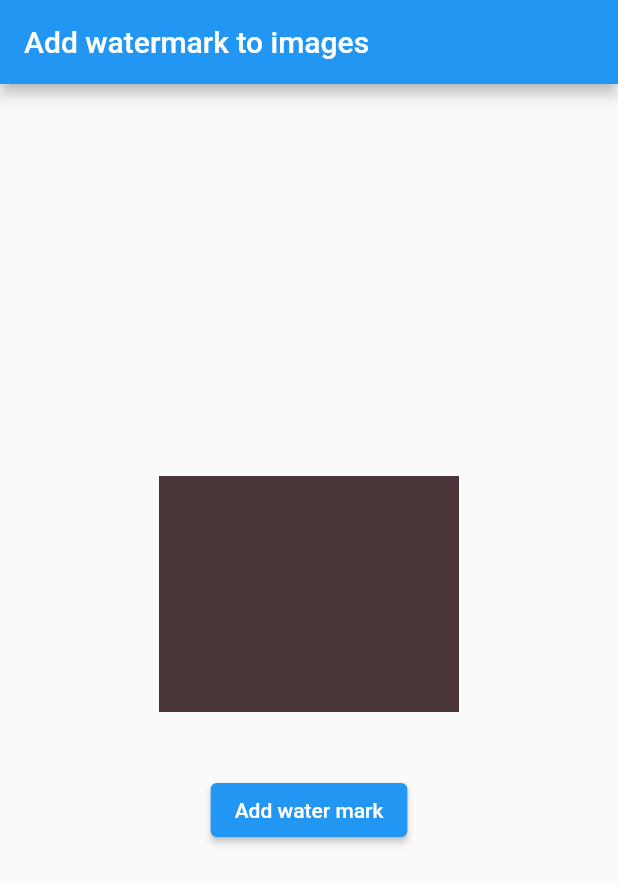
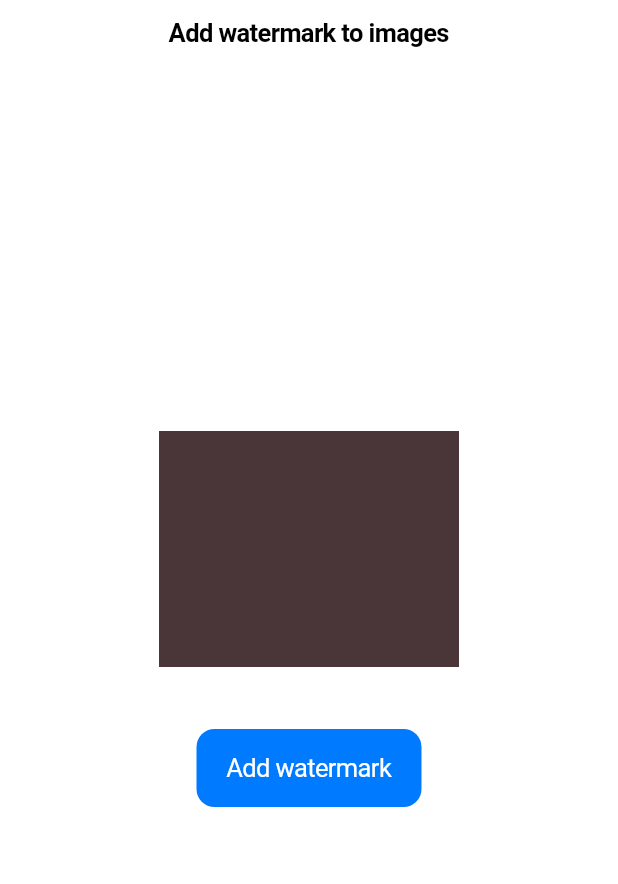
Before and after one commit to Brian1011/flutter_watermark_on_images, a Flutter app: the screen it shows after launch, on a phone screen of 412 x 824 dp. Shown: the top 884 px of the screen. Run offline on Flutter 3.47's test engine with Material 2 defaults, Android fonts, the phone set to English and light mode, and no system bars.

Commit message:
change material design to cupertino

```diff
--- a/lib/watermark_screen.dart
+++ b/lib/watermark_screen.dart
@@ -1,7 +1,7 @@
 import 'dart:io';
 import 'dart:math';
 
-import 'package:flutter/material.dart';
+import 'package:flutter/cupertino.dart';
 import 'package:flutter/services.dart';
 import 'package:image/image.dart' as ui;
 import 'package:path_provider/path_provider.dart';
@@ -58,9 +58,12 @@ class _WatermarkScreenState extends State<WatermarkScreen> {
 
   @override
   Widget build(BuildContext context) {
-    return Scaffold(
-        appBar: AppBar(title: const Text("Add watermark to images")),
-        body: Container(
+    return CupertinoApp(
+        home: CupertinoPageScaffold(
+            navigationBar: const CupertinoNavigationBar(
+              middle: Text("Add watermark to images"),
+            ),
+            child: Container(
               width: double.infinity,
               padding: const EdgeInsets.symmetric(vertical: 20, horizontal: 20),
               child: Column(
@@ -73,10 +76,11 @@ class _WatermarkScreenState extends State<WatermarkScreen> {
                     width: 200,
                   ),
                   const SizedBox(height: 20),
-              ElevatedButton(
-                onPressed: addWaterMarkToPhoto,
-                child: const Text("Add water mark"),
-              ),
+                  CupertinoButton.filled(
+                      child: const Text("Add watermark"),
+                      onPressed: () {
+                        addWaterMarkToPhoto();
+                      }),
                   const SizedBox(height: 20),
                   watermarkedImage != null
                       ? Image.file(
@@ -87,6 +91,6 @@ class _WatermarkScreenState extends State<WatermarkScreen> {
                       : const SizedBox.shrink(),
                 ],
               ),
-        ));
+            )));
   }
 }
```
Lines whose indentation alone changed are shown as unchanged.
